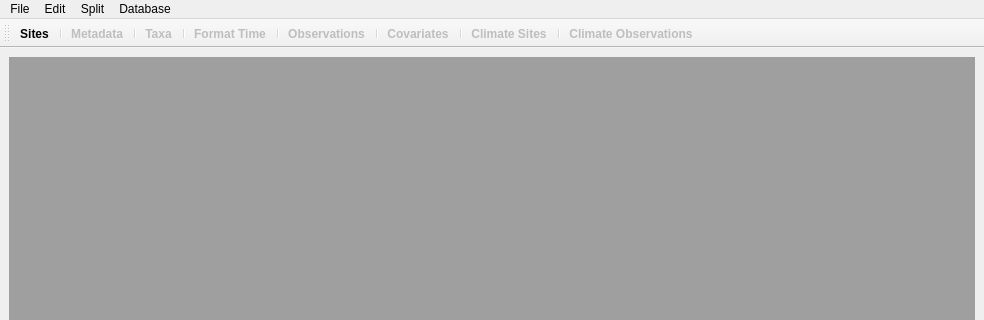
First picture: the form in Views/ui_mainrefactor.ui, repository bibsian/database-development, before the edit; both pictures show x 0 to 984 and y 0 to 320 of the 984 by 616 pixel window.
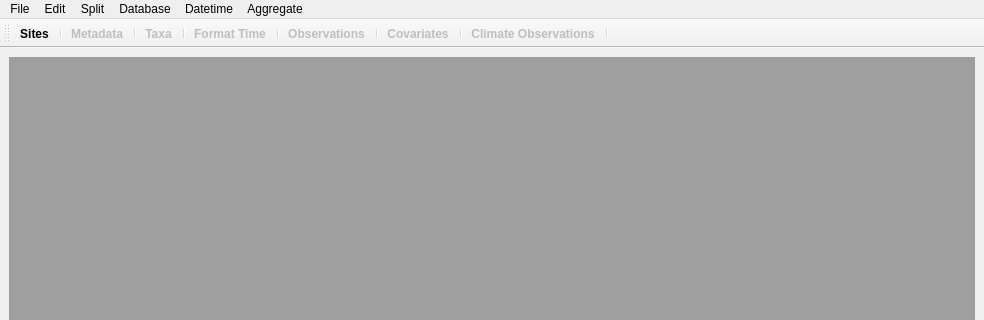
Second picture: the form after the edit.

Commit message: Updated action/tool bar for climate integration

```diff
--- a/Views/ui_mainrefactor.ui
+++ b/Views/ui_mainrefactor.ui
@@ -224,9 +224,8 @@
    <addaction name="separator"/>
    <addaction name="actionCovariates"/>
    <addaction name="separator"/>
-   <addaction name="actionClimateSiteTable"/>
-   <addaction name="separator"/>
    <addaction name="actionClimateRawTable"/>
+   <addaction name="separator"/>
   </widget>
   <widget class="QMenuBar" name="menubar">
    <property name="geometry">
@@ -234,7 +233,7 @@
      <x>0</x>
      <y>0</y>
      <width>984</width>
-     <height>31</height>
+     <height>22</height>
     </rect>
    </property>
    <widget class="QMenu" name="menuFile">
@@ -272,11 +271,26 @@
      <string>Database</string>
     </property>
     <addaction name="actionCommit"/>
+    <addaction name="actionCommit_Climate"/>
+   </widget>
+   <widget class="QMenu" name="menuDatetime">
+    <property name="title">
+     <string>Datetime</string>
+    </property>
+    <addaction name="actionParse_Local_2"/>
+   </widget>
+   <widget class="QMenu" name="menuAggregate">
+    <property name="title">
+     <string>Aggregate</string>
+    </property>
+    <addaction name="actionGroup_By"/>
    </widget>
    <addaction name="menuFile"/>
    <addaction name="menuEdit"/>
    <addaction name="menuSplit"/>
    <addaction name="menuDatabase"/>
+   <addaction name="menuDatetime"/>
+   <addaction name="menuAggregate"/>
   </widget>
   <action name="actionStart_Session">
    <property name="text">
@@ -359,20 +373,6 @@
     </font>
    </property>
   </action>
-  <action name="actionClimateSiteTable">
-   <property name="enabled">
-    <bool>false</bool>
-   </property>
-   <property name="text">
-    <string>Climate Sites</string>
-   </property>
-   <property name="font">
-    <font>
-     <weight>75</weight>
-     <bold>true</bold>
-    </font>
-   </property>
-  </action>
   <action name="actionClimateRawTable">
    <property name="enabled">
     <bool>false</bool>
```
Left out of the diff: 32 changed lines with no effect on the pictures.
